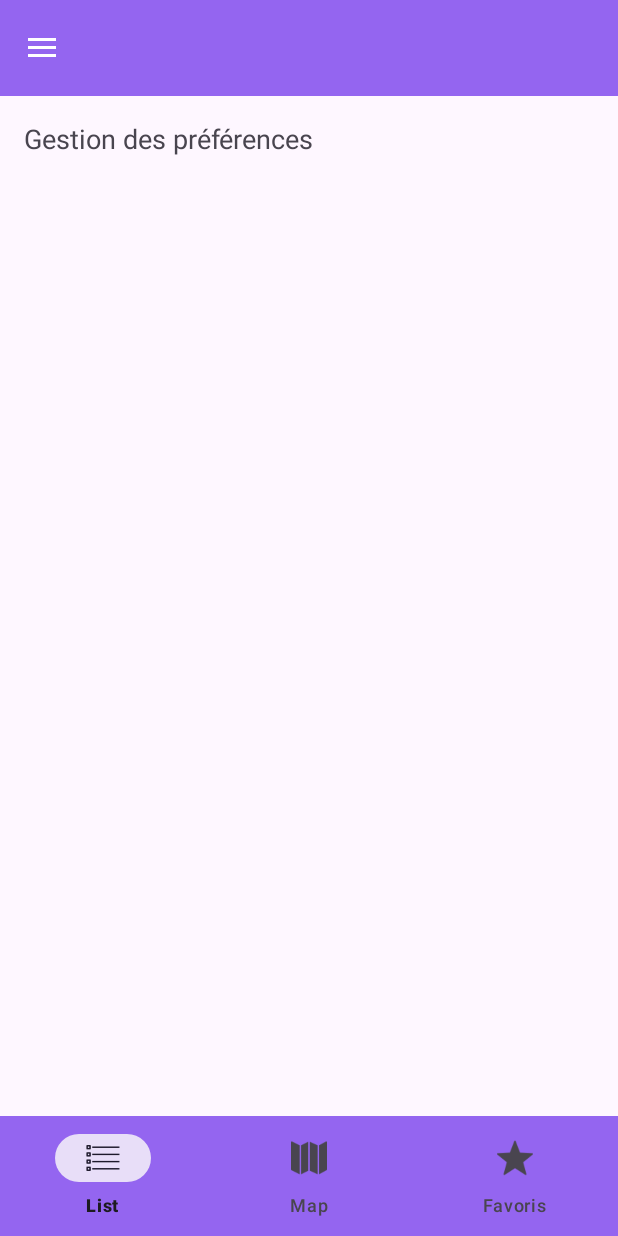
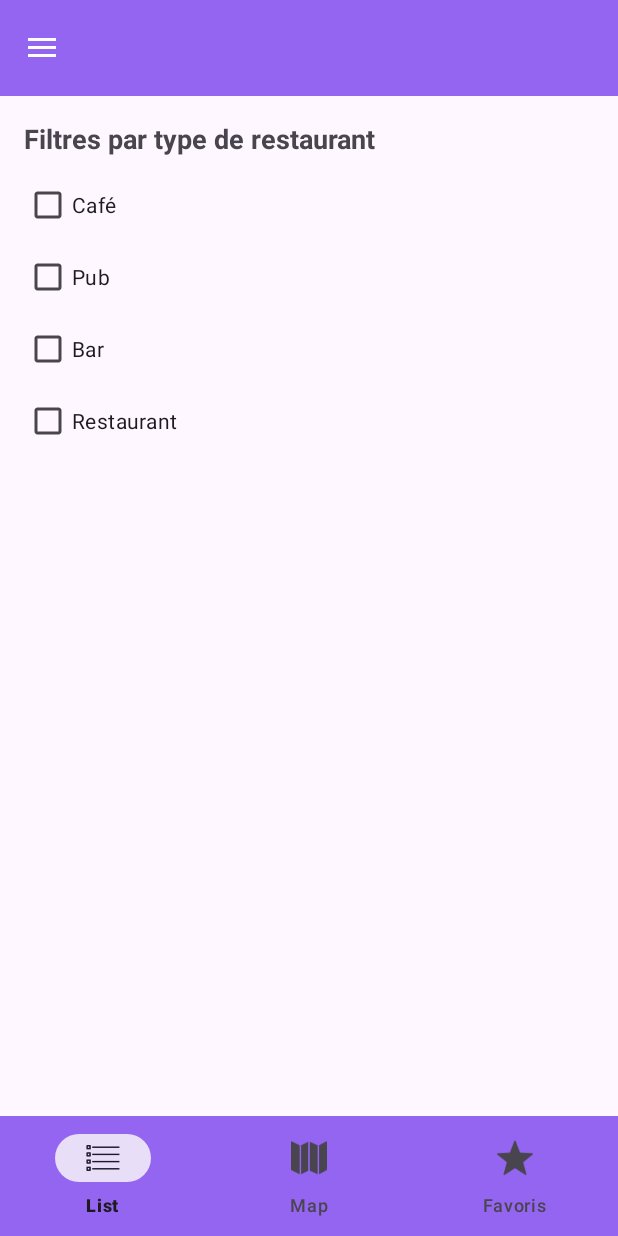
Before and after one commit to lea905/mobile, an Android app: the screen it shows after launch (MainActivity), after a tap on "Préférences", on a phone screen of 412 x 824 dp. Run offline under Robolectric (Android 15) with nearby library versions, the phone set to English and light mode, and no system bars; 1 statement that could not run was skipped; 1 other tap on this screen came first.

Commit message:
debut mise en place de filtre

```diff
--- a/restaurationProjetOpenData/app/src/main/java/com/example/restaurationprojetopendata/PreferencesFragment.java
+++ b/restaurationProjetOpenData/app/src/main/java/com/example/restaurationprojetopendata/PreferencesFragment.java
@@ -1,20 +1,87 @@
 package com.example.restaurationprojetopendata;
 
+import android.content.Context;
+import android.content.SharedPreferences;
 import android.os.Bundle;
-import androidx.fragment.app.Fragment;
 import android.view.LayoutInflater;
 import android.view.View;
 import android.view.ViewGroup;
+import android.widget.CheckBox;
+import androidx.fragment.app.Fragment;
+
+import java.util.ArrayList;
+import java.util.List;
 
 public class PreferencesFragment extends Fragment {
 
-    public PreferencesFragment() {
-        // Constructeur par défaut
-    }
+    private CheckBox filterCafe, filterPub, filterBar, filterRestaurant;
+    private RestaurationAdapter restaurantAdapter;
+
+
+    // Liste des restaurants (à remplacer par une vraie source de données plus tard)
+    private List<Restaurant> allRestaurants = new ArrayList<>();
 
     @Override
     public View onCreateView(LayoutInflater inflater, ViewGroup container,
                              Bundle savedInstanceState) {
-        return inflater.inflate(R.layout.fragment_preferences, container, false);
+        // Inflate the layout for this fragment
+        View view = inflater.inflate(R.layout.fragment_preferences, container, false);
+
+        // Initialiser les CheckBox
+        filterCafe = view.findViewById(R.id.filter_cafe);
+        filterPub = view.findViewById(R.id.filter_pub);
+        filterBar = view.findViewById(R.id.filter_bar);
+        filterRestaurant = view.findViewById(R.id.filter_restaurant);
+
+        // Récupérer l'état des CheckBox depuis SharedPreferences
+        filterCafe.setChecked(getPreference("filter_cafe"));
+        filterPub.setChecked(getPreference("filter_pub"));
+        filterBar.setChecked(getPreference("filter_bar"));
+        filterRestaurant.setChecked(getPreference("filter_restaurant"));
+
+        // Gérer les événements de changement des CheckBox
+        filterCafe.setOnClickListener(v -> savePreference("filter_cafe", filterCafe.isChecked()));
+        filterPub.setOnClickListener(v -> savePreference("filter_pub", filterPub.isChecked()));
+        filterBar.setOnClickListener(v -> savePreference("filter_bar", filterBar.isChecked()));
+        filterRestaurant.setOnClickListener(v -> savePreference("filter_restaurant", filterRestaurant.isChecked()));
+
+        return view;
+    }
+
+    // Sauvegarder les préférences dans SharedPreferences
+    private void savePreference(String key, boolean value) {
+        SharedPreferences preferences = getActivity().getSharedPreferences("restaurant_filters", Context.MODE_PRIVATE);
+        SharedPreferences.Editor editor = preferences.edit();
+        editor.putBoolean(key, value);
+        editor.apply();
+    }
+
+    // Récupérer l'état des préférences
+    private boolean getPreference(String key) {
+        SharedPreferences preferences = getActivity().getSharedPreferences("restaurant_filters", Context.MODE_PRIVATE);
+        return preferences.getBoolean(key, false); // valeur par défaut "false"
+    }
+
+    // Filtrer les restaurants en fonction des CheckBox sélectionnés
+    public void filterRestaurants() {
+        boolean filterCafe = this.filterCafe.isChecked();
+        boolean filterPub = this.filterPub.isChecked();
+        boolean filterBar = this.filterBar.isChecked();
+        boolean filterRestaurant = this.filterRestaurant.isChecked();
+
+        // Créer une liste pour stocker les restaurants filtrés
+        List<Restaurant> filteredRestaurants = new ArrayList<>();
+
+        for (Restaurant restaurant : allRestaurants) {
+            if ((filterCafe && "Café".equals(restaurant.getType())) ||
+                    (filterPub && "Pub".equals(restaurant.getType())) ||
+                    (filterBar && "Bar".equals(restaurant.getType())) ||
+                    (filterRestaurant && "Restaurant".equals(restaurant.getType()))) {
+                filteredRestaurants.add(restaurant);
+            }
+        }
+
+        // Mets à jour la liste affichée (en supposant que tu aies un adapter)
+        restaurantAdapter.updateList(filteredRestaurants);
     }
 }
--- a/restaurationProjetOpenData/app/src/main/res/layout/fragment_preferences.xml
+++ b/restaurationProjetOpenData/app/src/main/res/layout/fragment_preferences.xml
@@ -1,12 +1,41 @@
+<?xml version="1.0" encoding="utf-8"?>
 <LinearLayout xmlns:android="http://schemas.android.com/apk/res/android"
     android:layout_width="match_parent"
     android:layout_height="match_parent"
     android:orientation="vertical"
     android:padding="16dp">
 
+    <!-- Filtre par type de restaurant -->
     <TextView
+        android:layout_width="match_parent"
+        android:layout_height="wrap_content"
+        android:text="Filtres par type de restaurant"
+        android:textSize="18sp"
+        android:textStyle="bold"
+        android:paddingBottom="8dp"/>
+
+    <CheckBox
+        android:id="@+id/filter_cafe"
         android:layout_width="wrap_content"
         android:layout_height="wrap_content"
-        android:text="Gestion des préférences"
-        android:textSize="18sp"/>
+        android:text="Café" />
+
+    <CheckBox
+        android:id="@+id/filter_pub"
+        android:layout_width="wrap_content"
+        android:layout_height="wrap_content"
+        android:text="Pub" />
+
+    <CheckBox
+        android:id="@+id/filter_bar"
+        android:layout_width="wrap_content"
+        android:layout_height="wrap_content"
+        android:text="Bar" />
+
+    <CheckBox
+        android:id="@+id/filter_restaurant"
+        android:layout_width="wrap_content"
+        android:layout_height="wrap_content"
+        android:text="Restaurant" />
+
 </LinearLayout>
```
Also changed, not shown: restaurationProjetOpenData/app/src/main/java/com/example/restaurationprojetopendata/RestaurationAdapter.java (+10 -0 lines), restaurationProjetOpenData/app/src/main/res/layout/fragment_placeholder.xml (+0 -12 lines).
